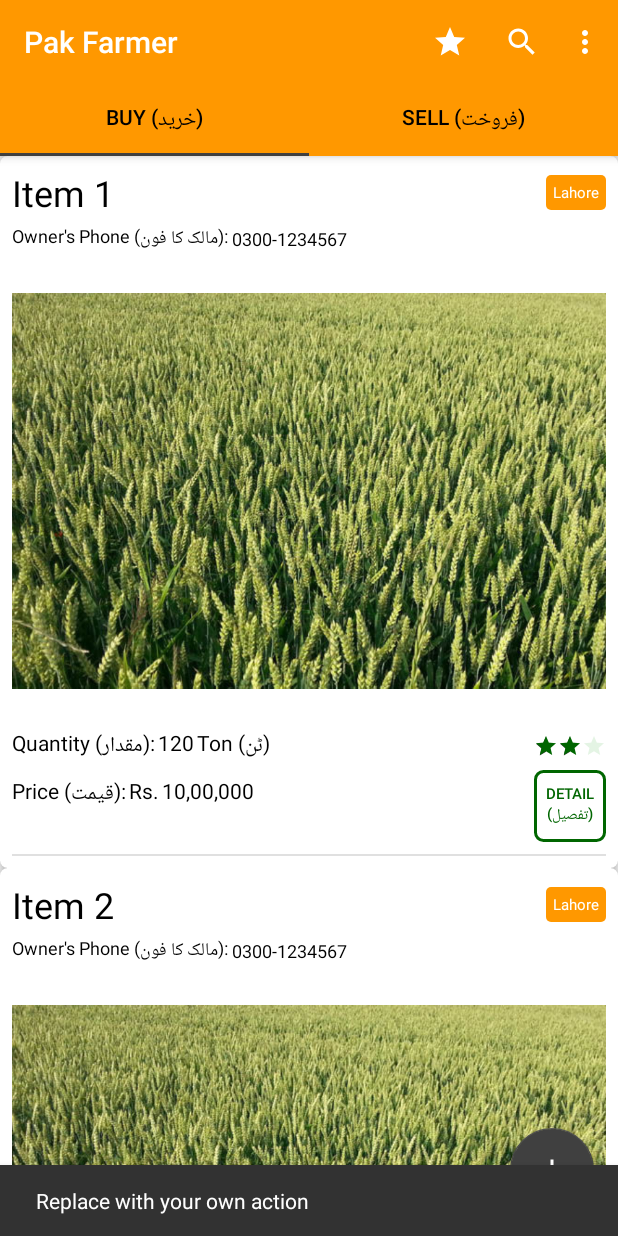
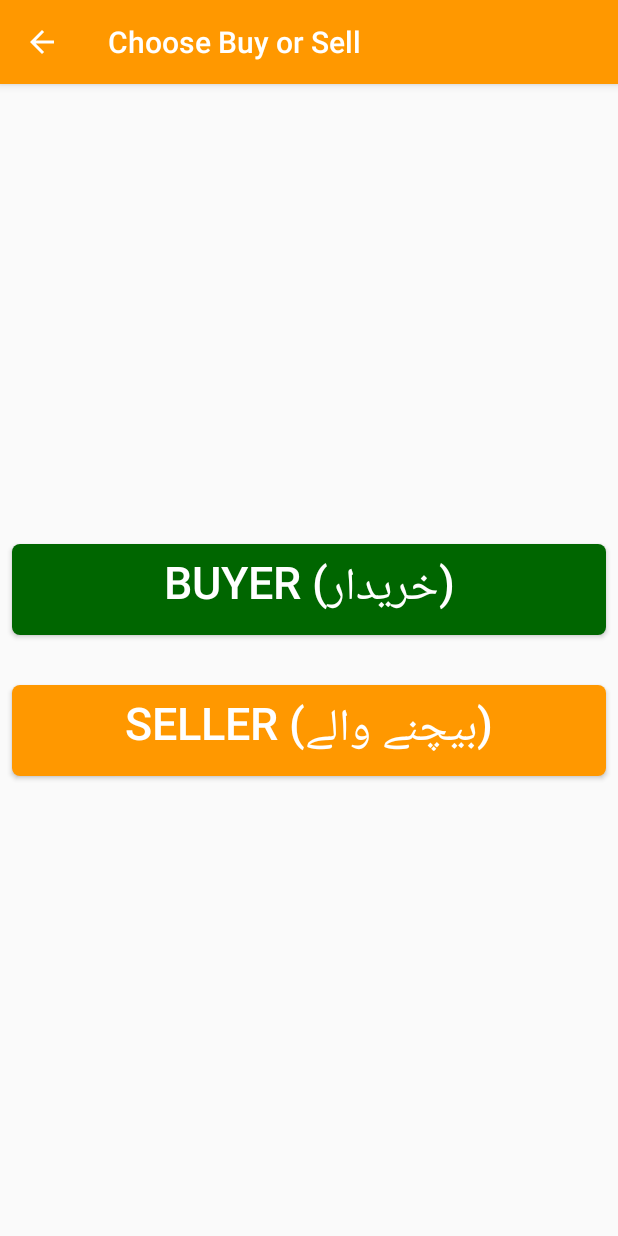
Before and after one commit to The-Sparkers/Agri-Project, an Android app: the screen it shows after launch (MainActivity before the commit, ChooseBuySell after it), after a tap on an icon or button, on a phone screen of 412 x 824 dp. Run offline under Robolectric (Android 15) with nearby library versions, the phone set to English and light mode, and no system bars.

Commit message:
add activity for choose buy & sell

```diff
--- a/MobileApp/app/src/main/AndroidManifest.xml
+++ b/MobileApp/app/src/main/AndroidManifest.xml
@@ -9,7 +9,8 @@
         android:roundIcon="@mipmap/ic_launcher_round"
         android:supportsRtl="true"
         android:theme="@style/AppTheme">
-        <activity android:name=".AdDetail"></activity>
+        <activity android:name=".ChooseBuySell"></activity>
+        <activity android:name=".AdDetail" />
         <activity
             android:name=".MainActivity"
             android:label="@string/app_name"
--- /dev/null
+++ b/MobileApp/app/src/main/java/com/sparkerz/pakfarmers/ChooseBuySell.java
@@ -0,0 +1,29 @@
+package com.sparkerz.pakfarmers;
+
+import android.os.Bundle;
+
+import androidx.appcompat.app.ActionBar;
+import androidx.appcompat.app.AppCompatActivity;
+
+public class ChooseBuySell extends AppCompatActivity {
+
+    @Override
+    protected void onCreate(Bundle savedInstanceState) {
+        super.onCreate(savedInstanceState);
+        setContentView(R.layout.activity_choose_buy_sell);
+        initToolbar();
+    }
+    private void initToolbar(){
+        ActionBar toolbar=  getSupportActionBar();
+        if (toolbar != null) {
+            toolbar.setTitle("Choose Buy or Sell");
+            toolbar.setDisplayHomeAsUpEnabled(true);
+        }
+    }
+
+    @Override
+    public boolean onSupportNavigateUp() {
+        finish();
+        return super.onSupportNavigateUp();
+    }
+}
--- a/MobileApp/app/src/main/java/com/sparkerz/pakfarmers/MainActivity.java
+++ b/MobileApp/app/src/main/java/com/sparkerz/pakfarmers/MainActivity.java
@@ -1,11 +1,11 @@
 package com.sparkerz.pakfarmers;
 
+import android.content.Intent;
 import android.os.Bundle;
 import android.view.Menu;
 import android.view.View;
 
 import com.google.android.material.floatingactionbutton.FloatingActionButton;
-import com.google.android.material.snackbar.Snackbar;
 import com.google.android.material.tabs.TabLayout;
 import com.sparkerz.pakfarmers.fragments.buyfragment.BuyAdFragment;
 import com.sparkerz.pakfarmers.fragments.buyfragment.dummy.DummyContent;
@@ -35,8 +35,9 @@ public class MainActivity extends AppCompatActivity implements BuyAdFragment.OnL
         fab.setOnClickListener(new View.OnClickListener() {
             @Override
             public void onClick(View view) {
-                Snackbar.make(view, "Replace with your own action", Snackbar.LENGTH_LONG)
-                        .setAction("Action", null).show();
+                //Snackbar.make(view, "Replace with your own action", Snackbar.LENGTH_LONG)
+                  //      .setAction("Action", null).show();
+                startActivity(new Intent(MainActivity.this,ChooseBuySell.class));
             }
         });
 
--- a/MobileApp/app/src/main/java/com/sparkerz/pakfarmers/fragments/buyfragment/BuyAdFragment.java
+++ b/MobileApp/app/src/main/java/com/sparkerz/pakfarmers/fragments/buyfragment/BuyAdFragment.java
@@ -100,6 +100,8 @@ public class BuyAdFragment extends Fragment {
                 break;
             case R.id.menuItemFavoriteAds:
                 break;
+            case  R.id.menuItemRefresh:
+                break;
         }
         return super.onOptionsItemSelected(item);
     }
--- a/MobileApp/app/src/main/java/com/sparkerz/pakfarmers/fragments/sellfragment/SellAdFragment.java
+++ b/MobileApp/app/src/main/java/com/sparkerz/pakfarmers/fragments/sellfragment/SellAdFragment.java
@@ -91,6 +91,8 @@ public class SellAdFragment extends Fragment {
                 break;
             case R.id.menuItemFavoriteBrokers:
                 break;
+            case R.id.menuItemRefresh:
+                break;
         }
         return super.onOptionsItemSelected(item);
     }
--- /dev/null
+++ b/MobileApp/app/src/main/res/drawable/bg_btn_select_buyer.xml
@@ -0,0 +1,11 @@
+<?xml version="1.0" encoding="utf-8"?>
+<ripple xmlns:android="http://schemas.android.com/apk/res/android"
+    android:color="@color/colorSecondaryDark">
+    <item>
+        <shape android:shape="rectangle">
+            <corners android:radius="5dp"/>
+            <padding android:bottom="5dp" android:left="5dp" android:right="5dp" android:top="5dp"/>
+            <solid android:color="@color/colorSecondary"/>
+        </shape>
+    </item>
+</ripple>
--- /dev/null
+++ b/MobileApp/app/src/main/res/drawable/bg_btn_select_seller.xml
@@ -0,0 +1,11 @@
+<?xml version="1.0" encoding="utf-8"?>
+<ripple xmlns:android="http://schemas.android.com/apk/res/android"
+    android:color="@color/colorPrimaryDark">
+    <item>
+        <shape android:shape="rectangle">
+            <corners android:radius="5dp"/>
+            <padding android:bottom="5dp" android:left="5dp" android:right="5dp" android:top="5dp"/>
+            <solid android:color="@color/colorPrimary"/>
+        </shape>
+    </item>
+</ripple>
--- /dev/null
+++ b/MobileApp/app/src/main/res/drawable/ic_refresh_white_24dp.xml
@@ -0,0 +1,5 @@
+<vector xmlns:android="http://schemas.android.com/apk/res/android" android:width="24dp"
+    android:height="24dp" android:tint="#FFFFFF"
+    android:viewportWidth="24.0" android:viewportHeight="24.0">
+    <path android:fillColor="#FF000000" android:pathData="M17.65,6.35C16.2,4.9 14.21,4 12,4c-4.42,0 -7.99,3.58 -7.99,8s3.57,8 7.99,8c3.73,0 6.84,-2.55 7.73,-6h-2.08c-0.82,2.33 -3.04,4 -5.65,4 -3.31,0 -6,-2.69 -6,-6s2.69,-6 6,-6c1.66,0 3.14,0.69 4.22,1.78L13,11h7V4l-2.35,2.35z"/>
+</vector>
--- /dev/null
+++ b/MobileApp/app/src/main/res/layout/activity_choose_buy_sell.xml
@@ -0,0 +1,47 @@
+<?xml version="1.0" encoding="utf-8"?>
+<androidx.constraintlayout.widget.ConstraintLayout xmlns:android="http://schemas.android.com/apk/res/android"
+    xmlns:app="http://schemas.android.com/apk/res-auto"
+    xmlns:tools="http://schemas.android.com/tools"
+    android:layout_width="match_parent"
+    android:layout_height="match_parent"
+    tools:context=".ChooseBuySell">
+
+    <Button
+        android:id="@+id/btnSelectBuyer"
+        android:layout_width="0dp"
+        android:layout_height="wrap_content"
+        android:layout_marginBottom="16dp"
+        android:background="@drawable/bg_btn_select_buyer"
+        android:text="@string/text_btn_buyer"
+        android:textColor="@color/colorTextNegative"
+        android:textSize="30sp"
+        app:layout_constraintBottom_toTopOf="@+id/divider3"
+        app:layout_constraintEnd_toEndOf="@+id/btnSelectSeller"
+        app:layout_constraintStart_toStartOf="@+id/btnSelectSeller" />
+
+    <Button
+        android:id="@+id/btnSelectSeller"
+        android:layout_width="0dp"
+        android:layout_height="wrap_content"
+        android:layout_marginStart="8dp"
+        android:layout_marginTop="16dp"
+        android:layout_marginEnd="8dp"
+        android:background="@drawable/bg_btn_select_seller"
+        android:text="@string/text_btn_seller"
+        android:textColor="@color/colorTextNegative"
+        android:textSize="30sp"
+        app:layout_constraintEnd_toEndOf="parent"
+        app:layout_constraintStart_toStartOf="parent"
+        app:layout_constraintTop_toBottomOf="@+id/divider3" />
+
+    <View
+        android:id="@+id/divider3"
+        android:layout_width="match_parent"
+        android:layout_height="1dp"
+        android:background="?android:attr/listDivider"
+        android:visibility="invisible"
+        app:layout_constraintBottom_toBottomOf="parent"
+        app:layout_constraintEnd_toEndOf="parent"
+        app:layout_constraintStart_toStartOf="parent"
+        app:layout_constraintTop_toTopOf="parent" />
+</androidx.constraintlayout.widget.ConstraintLayout>
--- a/MobileApp/app/src/main/res/menu/buy_menu.xml
+++ b/MobileApp/app/src/main/res/menu/buy_menu.xml
@@ -1,6 +1,17 @@
 <?xml version="1.0" encoding="utf-8"?>
 <menu xmlns:android="http://schemas.android.com/apk/res/android"
     xmlns:app="http://schemas.android.com/apk/res-auto">
+    <item
+        android:id="@+id/app_bar_search_Ads"
+        android:icon="@drawable/ic_search_black_24dp"
+        android:title="@string/search"
+        app:actionViewClass="android.widget.SearchView"
+        app:showAsAction="always" />
+    <item
+        android:id="@+id/menuItemRefresh"
+        android:icon="@drawable/ic_refresh_white_24dp"
+        android:title="@string/text_refresh"
+        app:showAsAction="ifRoom" />
     <group android:id="@+id/menuGroupAccount" >
         <item
             android:id="@+id/menuItemFavoriteAds"
@@ -25,10 +36,5 @@
             android:title="@string/text_view_fruits"
             app:showAsAction="never" />
     </group>
-    <item
-        android:id="@+id/app_bar_search_Ads"
-        android:icon="@drawable/ic_search_black_24dp"
-        android:title="@string/search"
-        app:actionViewClass="android.widget.SearchView"
-        app:showAsAction="always" />
+
 </menu>
--- a/MobileApp/app/src/main/res/menu/sell_menu.xml
+++ b/MobileApp/app/src/main/res/menu/sell_menu.xml
@@ -7,11 +7,16 @@
         android:title="@string/search"
         app:actionViewClass="android.widget.SearchView"
         app:showAsAction="always" />
-    <group android:id="@+id/menuGroupAccount" >
+    <group android:id="@+id/menuGroupAccount">
         <item
             android:id="@+id/menuItemFavoriteBrokers"
             android:icon="@drawable/ic_star_black_24dp"
             android:title="@string/favorites"
             app:showAsAction="ifRoom" />
     </group>
+    <item
+        android:id="@+id/menuItemRefresh"
+        android:icon="@drawable/ic_refresh_white_24dp"
+        android:title="@string/text_refresh"
+        app:showAsAction="ifRoom" />
 </menu>
--- a/MobileApp/app/src/main/res/values/colors.xml
+++ b/MobileApp/app/src/main/res/values/colors.xml
@@ -1,6 +1,6 @@
 <?xml version="1.0" encoding="utf-8"?>
 <resources>
-    <color name="colorPrimary">#ff9800</color>
+    <color name="colorPrimary">#FF9800</color>
     <color name="colorPrimaryDark">#cc7a00</color>
     <color name="colorPrimaryLight">#ffad33</color>
     <color name="colorSecondary">#006600</color>
--- a/MobileApp/app/src/main/res/values/strings.xml
+++ b/MobileApp/app/src/main/res/values/strings.xml
@@ -22,4 +22,7 @@
     <string name="text_view_vegetables">View Vegetables (سبزیاں)</string>
     <string name="text_view_fruits">View Fruits (پھل)</string>
     <string name="broker_phone">Phone ( فون):</string>
+    <string name="text_refresh">Refresh</string>
+    <string name="text_btn_seller">Seller (بیچنے والے)</string>
+    <string name="text_btn_buyer">Buyer (خریدار)</string>
 </resources>
```
Also changed, not shown: 1 other file.
